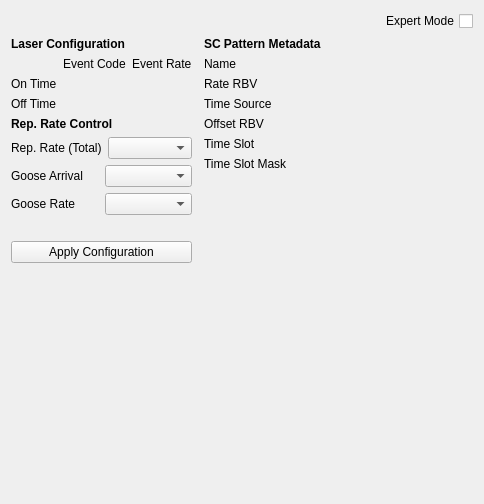
This is opcpa_tpr_config/user_config.ui in pcdshub/opcpa-tpr-config as Qt 5 draws it before an edit. The edited form follows.
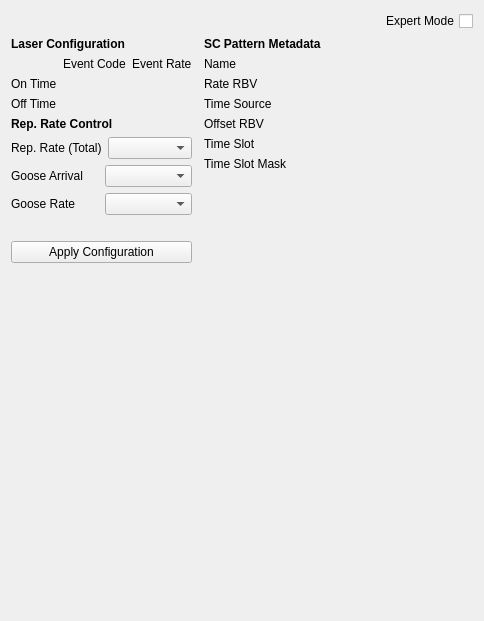
This is the edited form. Custom widgets are drawn as their Qt base class.

Commit message: Dummy implementation of RBV widget layout

What changed in the file:
```diff
--- a/opcpa_tpr_config/user_config.ui
+++ b/opcpa_tpr_config/user_config.ui
@@ -7,7 +7,7 @@
     <x>0</x>
     <y>0</y>
     <width>484</width>
-    <height>504</height>
+    <height>621</height>
    </rect>
   </property>
   <property name="sizePolicy">
```
Left out of the diff: 10 changed lines with no effect on the pictures. The commit also changes 1 other file.
